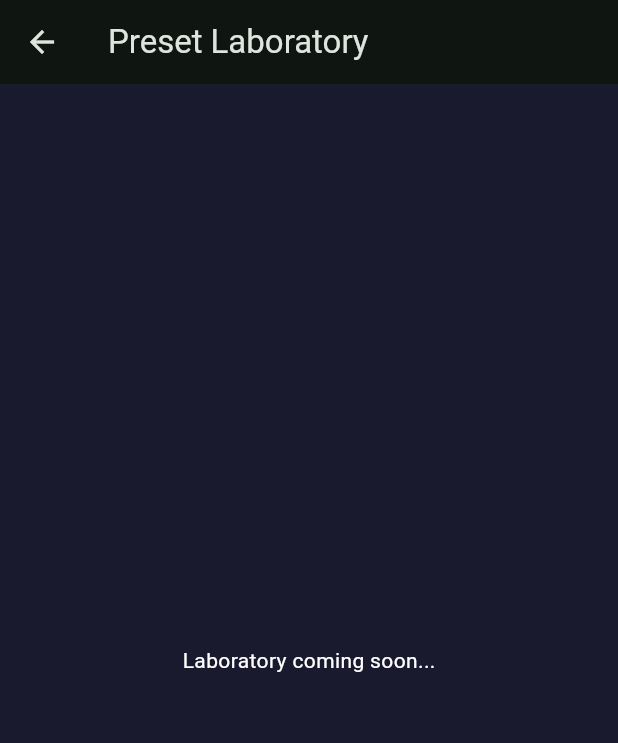
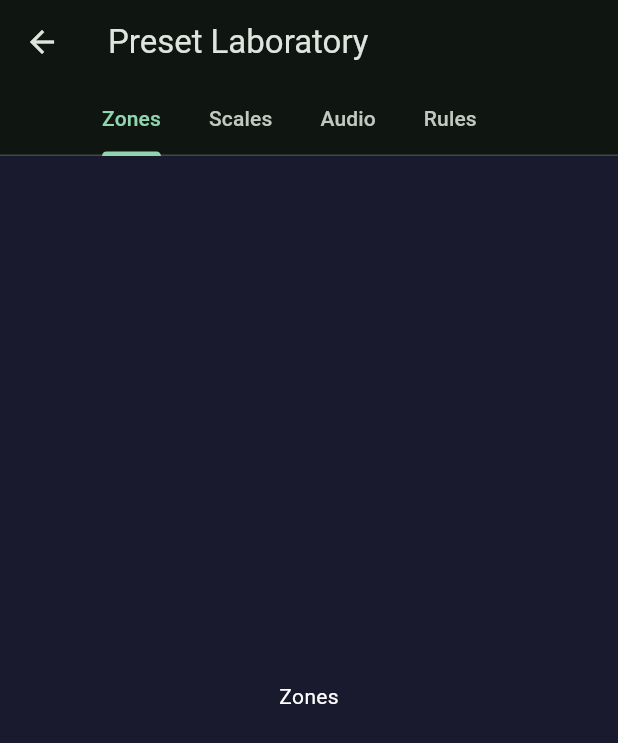
Before and after one commit to NotMaurion/LR3.5gh, a Flutter app: the LabScreen screen opened directly, on a phone screen of 412 x 824 dp. Shown: the top 743 px of the screen. Run offline on Flutter 3.47's test engine with Material 3 defaults, Android fonts, the phone set to English and light mode, and no system bars; our stand-ins replace flutter_riverpod; missing offline and left inert: dart:html, dart:js_util.

Commit message:
feat(lab): add TabBar with Zones/Scales/Audio/Rules in LabScreen and settings navigation from PlayerScreen

```diff
--- a/lib/ui/lab_screen.dart
+++ b/lib/ui/lab_screen.dart
@@ -5,12 +5,29 @@ class LabScreen extends StatelessWidget {
 
   @override
   Widget build(BuildContext context) {
-    return Scaffold(
-      appBar: AppBar(
-        title: const Text('Preset Laboratory'),
-      ),
-      body: const Center(
-        child: Text('Laboratory coming soon...'),
+    return DefaultTabController(
+      length: 4,
+      child: Scaffold(
+        appBar: AppBar(
+          title: const Text('Preset Laboratory'),
+          bottom: const TabBar(
+            isScrollable: true,
+            tabs: [
+              Tab(text: 'Zones'),
+              Tab(text: 'Scales'),
+              Tab(text: 'Audio'),
+              Tab(text: 'Rules'),
+            ],
+          ),
+        ),
+        body: const TabBarView(
+          children: [
+            Center(child: Text('Zones')),
+            Center(child: Text('Scales')),
+            Center(child: Text('Audio')),
+            Center(child: Text('Rules')),
+          ],
+        ),
       ),
     );
   }
```
